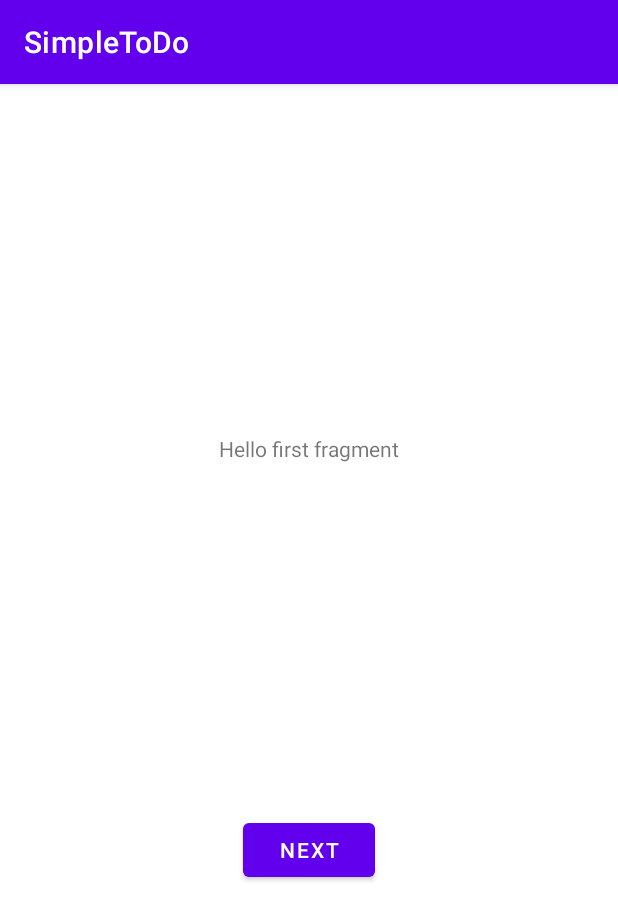
After one commit to waterFalt777/SimpleToDo, an Android app: the fragment First2Fragment shown on its own in the app's theme, on a phone screen of 412 x 824 dp. The commit adds this screen. Shown: the top 920 px of the screen. Run offline under Robolectric (Android 15) with nearby library versions, the phone set to English and light mode, and no system bars.

Commit message:
For Optional Feature

```diff
--- a/app/build.gradle
+++ b/app/build.gradle
@@ -29,6 +29,9 @@ android {
     kotlinOptions {
         jvmTarget = '1.8'
     }
+    buildFeatures {
+        viewBinding true
+    }
 }
 
 dependencies {
@@ -40,6 +43,8 @@ dependencies {
 
     //Read and write files
     implementation 'commons-io:commons-io:2.11.0'
+    implementation 'androidx.navigation:navigation-fragment-ktx:2.3.5'
+    implementation 'androidx.navigation:navigation-ui-ktx:2.3.5'
     testImplementation 'junit:junit:4.+'
     androidTestImplementation 'androidx.test.ext:junit:1.1.3'
     androidTestImplementation 'androidx.test.espresso:espresso-core:3.4.0'
--- a/app/src/main/AndroidManifest.xml
+++ b/app/src/main/AndroidManifest.xml
@@ -10,6 +10,11 @@
         android:supportsRtl="true"
         android:theme="@style/Theme.SimpleToDo">
         <activity
+            android:name=".EditTask"
+            android:exported="false"
+            android:label="@string/title_activity_edit_task"
+            android:theme="@style/Theme.SimpleToDo" />
+        <activity
             android:name=".MainActivity"
             android:exported="true">
             <intent-filter>
--- /dev/null
+++ b/app/src/main/java/com/example/simpletodo/First2Fragment.kt
@@ -0,0 +1,45 @@
+package com.example.simpletodo
+
+import android.os.Bundle
+import androidx.fragment.app.Fragment
+import android.view.LayoutInflater
+import android.view.View
+import android.view.ViewGroup
+import androidx.navigation.fragment.findNavController
+import com.example.simpletodo.databinding.FragmentFirst2Binding
+
+/**
+ * A simple [Fragment] subclass as the default destination in the navigation.
+ */
+class First2Fragment : Fragment() {
+
+    private var _binding: FragmentFirst2Binding? = null
+
+    // This property is only valid between onCreateView and
+    // onDestroyView.
+    private val binding get() = _binding!!
+
+    override fun onCreateView(
+        inflater: LayoutInflater, container: ViewGroup?,
+        savedInstanceState: Bundle?
+    ): View? {
+
+        _binding = FragmentFirst2Binding.inflate(inflater, container, false)
+        return binding.root
+
+    }
+    //dont need 2nd fragment
+/**
+    override fun onViewCreated(view: View, savedInstanceState: Bundle?) {
+        super.onViewCreated(view, savedInstanceState)
+        binding.buttonFirst.setOnClickListener {
+            findNavController().navigate(R.id.action_First2Fragment_to_Second2Fragment)
+        }
+    }
+    */
+
+    override fun onDestroyView() {
+        super.onDestroyView()
+        _binding = null
+    }
+}
--- /dev/null
+++ b/app/src/main/res/layout/fragment_first2.xml
@@ -0,0 +1,28 @@
+<?xml version="1.0" encoding="utf-8"?>
+<androidx.constraintlayout.widget.ConstraintLayout xmlns:android="http://schemas.android.com/apk/res/android"
+    xmlns:app="http://schemas.android.com/apk/res-auto"
+    xmlns:tools="http://schemas.android.com/tools"
+    android:layout_width="match_parent"
+    android:layout_height="match_parent"
+    tools:context=".First2Fragment">
+
+    <TextView
+        android:id="@+id/textview_first"
+        android:layout_width="wrap_content"
+        android:layout_height="wrap_content"
+        android:text="@string/hello_first_fragment"
+        app:layout_constraintBottom_toTopOf="@id/button_first"
+        app:layout_constraintEnd_toEndOf="parent"
+        app:layout_constraintStart_toStartOf="parent"
+        app:layout_constraintTop_toTopOf="parent" />
+
+    <Button
+        android:id="@+id/button_first"
+        android:layout_width="wrap_content"
+        android:layout_height="wrap_content"
+        android:text="@string/next"
+        app:layout_constraintBottom_toBottomOf="parent"
+        app:layout_constraintEnd_toEndOf="parent"
+        app:layout_constraintStart_toStartOf="parent"
+        app:layout_constraintTop_toBottomOf="@id/textview_first" />
+</androidx.constraintlayout.widget.ConstraintLayout>
--- /dev/null
+++ b/app/src/main/res/values-land/dimens.xml
@@ -0,0 +1,3 @@
+<resources>
+    <dimen name="fab_margin">48dp</dimen>
+</resources>
--- /dev/null
+++ b/app/src/main/res/values-w1240dp/dimens.xml
@@ -0,0 +1,3 @@
+<resources>
+    <dimen name="fab_margin">200dp</dimen>
+</resources>
--- /dev/null
+++ b/app/src/main/res/values-w600dp/dimens.xml
@@ -0,0 +1,3 @@
+<resources>
+    <dimen name="fab_margin">48dp</dimen>
+</resources>
--- /dev/null
+++ b/app/src/main/res/values/dimens.xml
@@ -0,0 +1,3 @@
+<resources>
+    <dimen name="fab_margin">16dp</dimen>
+</resources>
--- a/app/src/main/res/values/strings.xml
+++ b/app/src/main/res/values/strings.xml
@@ -1,3 +1,12 @@
 <resources>
     <string name="app_name">SimpleToDo</string>
+    <string name="title_activity_edit_task">EditTask</string>
+    <!-- Strings used for fragments for navigation -->
+    <string name="first_fragment_label">First Fragment</string>
+    <string name="second_fragment_label">Second Fragment</string>
+    <string name="next">Next</string>
+    <string name="previous">Previous</string>
+
+    <string name="hello_first_fragment">Hello first fragment</string>
+    <string name="hello_second_fragment">Hello second fragment. Arg: %1$s</string>
 </resources>
```
Also changed, not shown: app/src/main/java/com/example/simpletodo/EditTask.kt (added, +27 -0 lines), app/src/main/java/com/example/simpletodo/MainActivity.kt (+68 -11 lines), app/src/main/java/com/example/simpletodo/Second2Fragment.kt (added, +44 -0 lines), app/src/main/java/com/example/simpletodo/TaskItemAdapter.kt (+17 -2 lines), app/src/main/res/layout/activity_edit_task2.xml (added, +21 -0 lines), app/src/main/res/layout/activity_main.xml (+11 -0 lines), app/src/main/res/layout/content_edit_task2.xml (added, +19 -0 lines), app/src/main/res/layout/fragment_second2.xml (added, +27 -0 lines), app/src/main/res/navigation/nav_graph.xml (added, +28 -0 lines), app/src/main/res/navigation/nav_graph2.xml (added, +13 -0 lines), app/src/main/res/values/themes.xml (+9 -0 lines).
